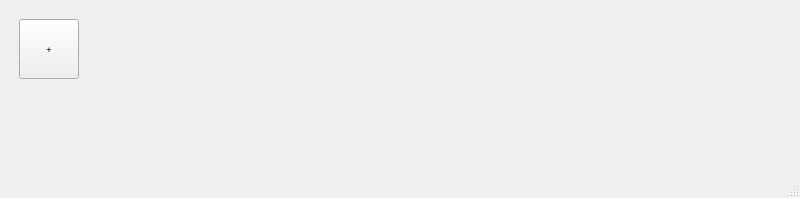
First picture: the form in ui/htracker.ui, repository leocondamine/hTracker, before the edit.
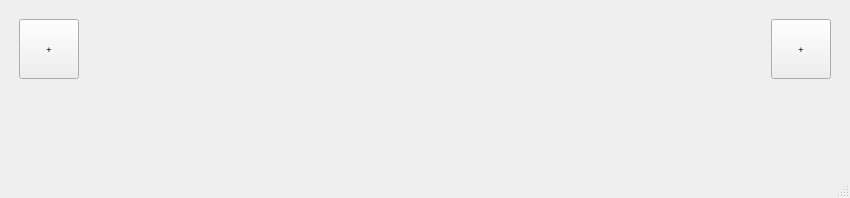
Second picture: the form after the edit.

Commit message: Ajouter bouton up to date + icons 2

Diff of the .ui file:
```diff
--- a/ui/htracker.ui
+++ b/ui/htracker.ui
@@ -6,7 +6,7 @@
    <rect>
     <x>0</x>
     <y>0</y>
-    <width>800</width>
+    <width>850</width>
     <height>198</height>
    </rect>
   </property>
@@ -155,6 +155,120 @@
       </item>
      </layout>
     </item>
+    <item>
+     <spacer name="horizontalSpacer_4">
+      <property name="orientation">
+       <enum>Qt::Horizontal</enum>
+      </property>
+      <property name="sizeType">
+       <enum>QSizePolicy::Fixed</enum>
+      </property>
+      <property name="sizeHint" stdset="0">
+       <size>
+        <width>20</width>
+        <height>20</height>
+       </size>
+      </property>
+     </spacer>
+    </item>
+    <item>
+     <layout class="QVBoxLayout" name="addHabitLayout_2">
+      <property name="sizeConstraint">
+       <enum>QLayout::SetMaximumSize</enum>
+      </property>
+      <item>
+       <spacer name="verticalSpacer_3">
+        <property name="orientation">
+         <enum>Qt::Vertical</enum>
+        </property>
+        <property name="sizeType">
+         <enum>QSizePolicy::Fixed</enum>
+        </property>
+        <property name="sizeHint" stdset="0">
+         <size>
+          <width>20</width>
+          <height>10</height>
+         </size>
+        </property>
+       </spacer>
+      </item>
+      <item>
+       <widget class="QPushButton" name="upToDateBtn">
+        <property name="sizePolicy">
+         <sizepolicy hsizetype="Fixed" vsizetype="Fixed">
+          <horstretch>0</horstretch>
+          <verstretch>0</verstretch>
+         </sizepolicy>
+        </property>
+        <property name="minimumSize">
+         <size>
+          <width>60</width>
+          <height>60</height>
+         </size>
+        </property>
+        <property name="maximumSize">
+         <size>
+          <width>60</width>
+          <height>60</height>
+         </size>
+        </property>
+        <property name="sizeIncrement">
+         <size>
+          <width>0</width>
+          <height>0</height>
+         </size>
+        </property>
+        <property name="baseSize">
+         <size>
+          <width>0</width>
+          <height>0</height>
+         </size>
+        </property>
+        <property name="font">
+         <font>
+          <pointsize>7</pointsize>
+          <stylestrategy>PreferAntialias</stylestrategy>
+         </font>
+        </property>
+        <property name="whatsThis">
+         <string extracomment="Ajoute une nouvelle habitude"/>
+        </property>
+        <property name="text">
+         <string>+</string>
+        </property>
+       </widget>
+      </item>
+      <item>
+       <spacer name="verticalSpacer_4">
+        <property name="orientation">
+         <enum>Qt::Vertical</enum>
+        </property>
+        <property name="sizeHint" stdset="0">
+         <size>
+          <width>20</width>
+          <height>200</height>
+         </size>
+        </property>
+       </spacer>
+      </item>
+     </layout>
+    </item>
+    <item>
+     <spacer name="horizontalSpacer_5">
+      <property name="orientation">
+       <enum>Qt::Horizontal</enum>
+      </property>
+      <property name="sizeType">
+       <enum>QSizePolicy::Fixed</enum>
+      </property>
+      <property name="sizeHint" stdset="0">
+       <size>
+        <width>10</width>
+        <height>20</height>
+       </size>
+      </property>
+     </spacer>
+    </item>
    </layout>
   </widget>
   <widget class="QMenuBar" name="menubar">
```
Left out of the diff: 2 changed lines with no effect on the pictures.
